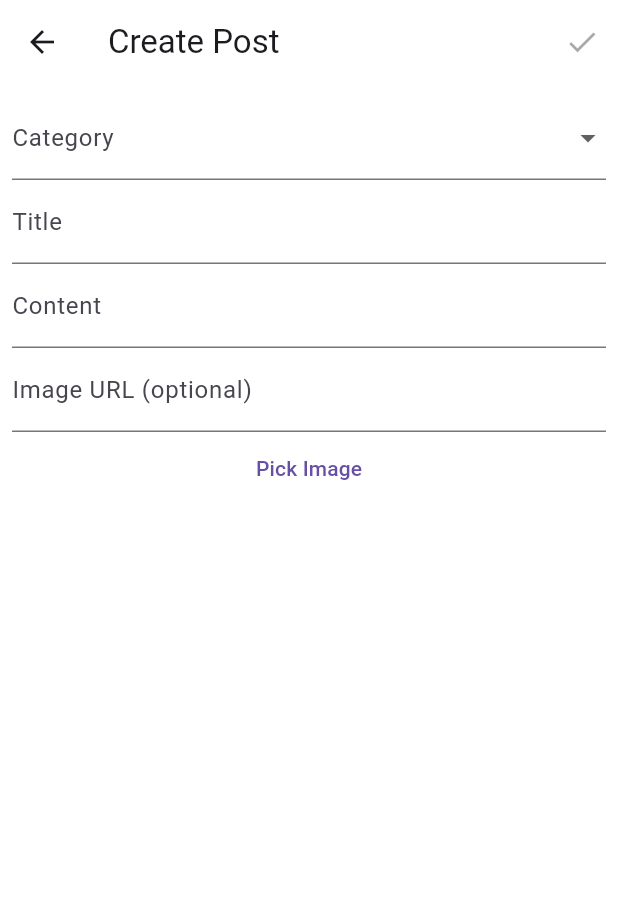
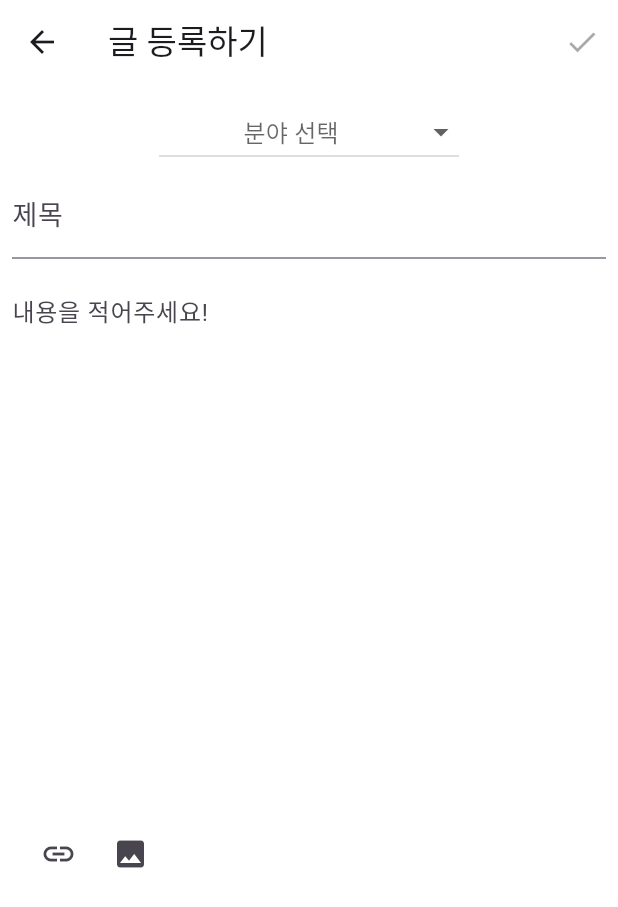
Before and after one commit to ksarangee/madcamp_week2, a Flutter app: the CreatePostScreen screen opened directly, on a phone screen of 412 x 824 dp. Shown: the top 907 px of the screen. Run offline on Flutter 3.47's test engine with Material 3 defaults, Android fonts, the phone set to English and light mode, and no system bars; our stand-ins replace flutter_svg, image_picker, shared_preferences; missing offline and left inert: kakao_flutter_sdk; accounts and stored records are empty; Roboto replaces fonts that are missing (IBMPlexSansKR).

Commit message:
all tabs design done maybe

```diff
--- a/lib/main.dart
+++ b/lib/main.dart
@@ -34,7 +34,7 @@ class MyApp extends StatelessWidget {
       title: 'Flutter Demo',
       theme: ThemeData(
         fontFamily: "IBMPlexSansKR",
-        //primaryColor: const Color(0xFF42312A),
+        primaryColor: Colors.black,
         useMaterial3: true,
       ),
       home: FutureBuilder<bool>(
@@ -49,7 +49,7 @@ class MyApp extends StatelessWidget {
           }
         },
       ),
-      initialRoute: '/home',
+      initialRoute: '/login',
       routes: {
         '/login': (context) => const LoginScreen(),
         '/home': (context) => const MyHomePage(),
--- a/lib/models/document.dart
+++ b/lib/models/document.dart
@@ -28,7 +28,7 @@ class Document {
       createdAt: json['created_at'] ?? '',
       updatedAt: json['updated_at'] ?? '',
       todayViews: json['today_views'] ?? 0, // 기본값 0 설정
-      categoryId: json['category'] ?? 0,
+      categoryId: json['category_id'] ?? 0,
     );
   }
 }
--- a/lib/screens/create_post_screen.dart
+++ b/lib/screens/create_post_screen.dart
@@ -31,6 +31,29 @@ class _CreatePostScreenState extends State<CreatePostScreen> {
         _image = File(pickedFile.path);
       });
     }
+  }
+
+  void _showImageUrlDialog() {
+    showDialog(
+      context: context,
+      builder: (BuildContext context) {
+        return AlertDialog(
+          title: Text('Image URL'),
+          content: TextField(
+            controller: _imageUrlController,
+            decoration: InputDecoration(hintText: "Image URL (선택)"),
+          ),
+          actions: <Widget>[
+            TextButton(
+              child: Text('OK'),
+              onPressed: () {
+                Navigator.of(context).pop();
+              },
+            ),
+          ],
+        );
+      },
+    );
   }
 
   Future<void> _submitPost() async {
@@ -80,7 +103,7 @@ class _CreatePostScreenState extends State<CreatePostScreen> {
       backgroundColor: Colors.white,
       appBar: AppBar(
         backgroundColor: Colors.white,
-        title: const Text('Create Post'),
+        title: const Text('글 등록하기'),
         actions: [
           IconButton(
             icon: const Icon(Icons.check),
@@ -90,20 +113,33 @@ class _CreatePostScreenState extends State<CreatePostScreen> {
         ],
       ),
       body: SafeArea(
-        child: Padding(
+        child: Stack(
+          children: [
+            Padding(
               padding: const EdgeInsets.all(8.0),
               child: SingleChildScrollView(
-            // 추가된 부분
                 child: Column(
                   children: [
-                DropdownButtonFormField<String>(
+                    Row(
+                      mainAxisAlignment: MainAxisAlignment.center,
+                      children: [
+                        Container(
+                          width: 200,
+                          child: DropdownButton<String>(
                             value: _selectedCategory,
-                  decoration: const InputDecoration(labelText: 'Category'),
+                            isExpanded: true,
+                            hint: Align(
+                              alignment: Alignment.center,
+                              child: const Text('분야 선택'),
+                            ),
                             dropdownColor: Colors.white,
                             items: _categories
                                 .map((category) => DropdownMenuItem(
                                       value: category,
+                                      child: Align(
+                                        alignment: Alignment.center,
                                         child: Text(category),
+                                      ),
                                     ))
                                 .toList(),
                             onChanged: (value) {
@@ -112,26 +148,28 @@ class _CreatePostScreenState extends State<CreatePostScreen> {
                               });
                             },
                           ),
+                        ),
+                      ],
+                    ),
                     TextField(
                       controller: _titleController,
-                  decoration: const InputDecoration(labelText: 'Title'),
+                      decoration: const InputDecoration(
+                        labelText: '제목',
+                        labelStyle: TextStyle(fontSize: 18),
+                      ),
+                      style: TextStyle(fontSize: 18),
                     ),
                     TextField(
                       controller: _contentController,
-                  decoration: const InputDecoration(labelText: 'Content'),
-                  maxLines: null,
+                      decoration: const InputDecoration(
+                        labelText: '내용을 적어주세요!',
+                        alignLabelWithHint: true,
+                        border: InputBorder.none,
+                      ),
+                      maxLines: 16,
                       keyboardType: TextInputType.multiline,
                     ),
-                TextField(
-                  controller: _imageUrlController,
-                  decoration:
-                      const InputDecoration(labelText: 'Image URL (optional)'),
-                ),
                     if (_image != null) Image.file(_image!),
-                TextButton(
-                  onPressed: _pickImage,
-                  child: const Text('Pick Image'),
-                ),
                     if (_isLoading) const CircularProgressIndicator(),
                     if (_errorMessage.isNotEmpty)
                       Text(_errorMessage,
@@ -140,6 +178,24 @@ class _CreatePostScreenState extends State<CreatePostScreen> {
                 ),
               ),
             ),
+            Positioned(
+              left: 15,
+              bottom: 3,
+              child: Row(
+                children: [
+                  IconButton(
+                    icon: Icon(Icons.link),
+                    onPressed: _showImageUrlDialog,
+                  ),
+                  IconButton(
+                    icon: Icon(Icons.photo),
+                    onPressed: _pickImage,
+                  ),
+                ],
+              ),
+            ),
+          ],
+        ),
       ),
     );
   }
--- a/lib/screens/home_screen.dart
+++ b/lib/screens/home_screen.dart
@@ -219,7 +219,7 @@ class _HomeScreenState extends State<HomeScreen>
                             style: TextStyle(
                               fontSize: 18,
                               fontWeight: FontWeight.bold,
-                              fontStyle: FontStyle.italic,
+                              //fontStyle: FontStyle.italic,
                               color: Color(0xFF42312A),
                             ),
                             textAlign: TextAlign.center,
--- a/lib/screens/interest_posts_screen.dart
+++ b/lib/screens/interest_posts_screen.dart
@@ -60,7 +60,7 @@ class _InterestPostsScreenState extends State<InterestPostsScreen> {
           print('All posts: $allPosts'); // 디버그 로그
 
           List<Document> interestPosts = allPosts
-              .where((post) => categoryIds.contains(post['category']))
+              .where((post) => categoryIds.contains(post['category_id']))
               .map((post) => Document.fromJson(post))
               .toList();
           print('Interest posts: ${interestPosts.length}'); // 디버그 로그
@@ -125,7 +125,7 @@ class _InterestPostsScreenState extends State<InterestPostsScreen> {
                             child: Text(
                               categoryName,
                               style: TextStyle(
-                                color: Colors.white,
+                                color: Colors.black,
                                 fontWeight: FontWeight.bold,
                               ),
                             ),
--- a/lib/widgets/interest_custom_button.dart
+++ b/lib/widgets/interest_custom_button.dart
@@ -45,7 +45,7 @@ class InterestCustomButton extends StatelessWidget {
               const SizedBox(height: 30),
               Icon(
                 Icons.favorite, // 하트 아이콘 추가
-                color: Colors.white, // 하얀색으로 설정
+                color: Colors.black, // 하얀색으로 설정
                 size: 40, // 아이콘 크기 설정
               ),
               const Spacer(),
--- a/lib/widgets/randomtext_custom_button.dart
+++ b/lib/widgets/randomtext_custom_button.dart
@@ -54,7 +54,7 @@ class RandomtextCustomButton extends StatelessWidget {
                   IconButton(
                     icon: Icon(icon),
                     onPressed: iconOnPressed ?? onPressed,
-                    color: textColor ?? Colors.white,
+                    color: textColor ?? Colors.black,
                   ),
                   const SizedBox(height: 0.1), // 아이콘과 텍스트 사이의 간격
                 ],
@@ -62,7 +62,7 @@ class RandomtextCustomButton extends StatelessWidget {
                   child: Text(
                     text,
                     style: TextStyle(
-                      color: textColor ?? Colors.white,
+                      color: textColor ?? Colors.black,
                       fontSize: 15,
                       fontWeight: FontWeight.bold,
                     ),
--- a/lib/widgets/trend_custom_button.dart
+++ b/lib/widgets/trend_custom_button.dart
@@ -45,7 +45,7 @@ class TrendCustomButton extends StatelessWidget {
               const SizedBox(height: 30),
               Icon(
                 Icons.local_fire_department, // fire 아이콘 추가
-                color: Colors.white, // 하얀색으로 설정
+                color: Colors.black, // 하얀색으로 설정
                 size: 40, // 아이콘 크기 설정
               ),
               const Spacer(),
```
Also changed, not shown: lib/screens/document_detail_screen.dart (+44 -13 lines), lib/screens/edit_document_screen.dart (+82 -23 lines), lib/screens/profile_screen.dart (+8 -2 lines), lib/widgets/todaytext_custom_button.dart (+16 -13 lines). Lines whose indentation alone changed are shown as unchanged.
